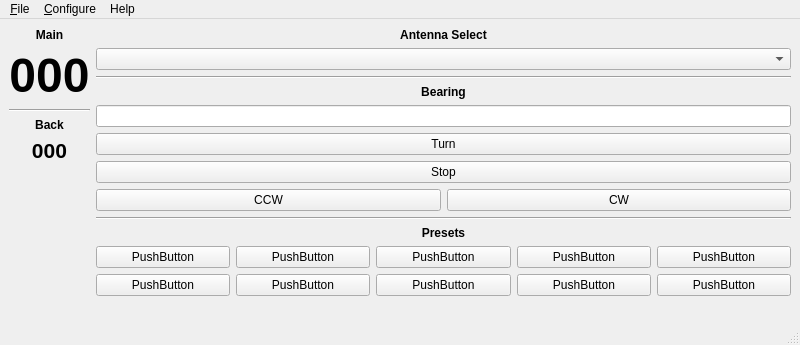
First picture: the form in mqt/MqtRotator/rotatormainwindow.ui, repository zsteva/backup-minos2, before the edit.
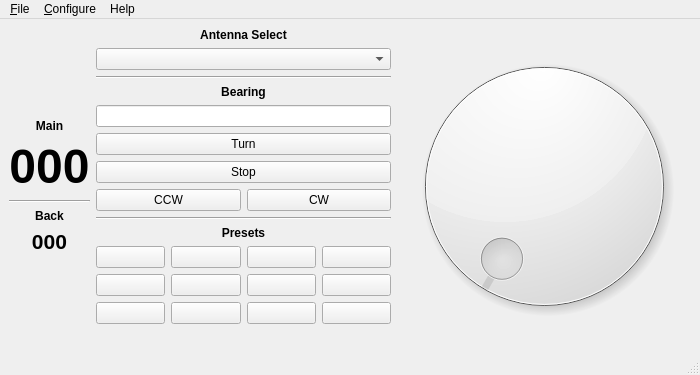
Second picture: the form after the edit. Custom widgets are drawn as their Qt base class.

Commit message: dialogue box layouts fixed with minimum size set.

Patch:
```diff
--- a/mqt/MqtRotator/rotatormainwindow.ui
+++ b/mqt/MqtRotator/rotatormainwindow.ui
@@ -6,20 +6,20 @@
    <rect>
     <x>0</x>
     <y>0</y>
-    <width>800</width>
-    <height>345</height>
+    <width>700</width>
+    <height>375</height>
    </rect>
   </property>
   <property name="sizePolicy">
    <sizepolicy hsizetype="Preferred" vsizetype="Preferred">
-    <horstretch>3</horstretch>
-    <verstretch>3</verstretch>
+    <horstretch>0</horstretch>
+    <verstretch>0</verstretch>
    </sizepolicy>
   </property>
   <property name="minimumSize">
    <size>
-    <width>800</width>
-    <height>345</height>
+    <width>700</width>
+    <height>375</height>
    </size>
   </property>
   <property name="windowTitle">
@@ -29,6 +29,19 @@
    <layout class="QHBoxLayout" name="horizontalLayout_2">
     <item>
      <layout class="QVBoxLayout" name="verticalLayout">
+      <item>
+       <spacer name="verticalSpacer_3">
+        <property name="orientation">
+         <enum>Qt::Vertical</enum>
+        </property>
+        <property name="sizeHint" stdset="0">
+         <size>
+          <width>20</width>
+          <height>40</height>
+         </size>
+        </property>
+       </spacer>
+      </item>
       <item>
        <widget class="QLabel" name="label_2">
         <property name="font">
@@ -224,73 +237,87 @@
       </item>
       <item>
        <layout class="QGridLayout" name="gridLayout">
-        <item row="0" column="1">
-         <widget class="QPushButton" name="presetButton2">
-          <property name="text">
-           <string>PushButton</string>
-          </property>
-         </widget>
-        </item>
-        <item row="0" column="0">
-         <widget class="QPushButton" name="presetButton1">
-          <property name="text">
-           <string>PushButton</string>
-          </property>
-         </widget>
-        </item>
-        <item row="1" column="4">
-         <widget class="QPushButton" name="presetButton10">
-          <property name="text">
-           <string>PushButton</string>
-          </property>
-         </widget>
-        </item>
-        <item row="0" column="3">
+        <item row="2" column="0">
          <widget class="QPushButton" name="presetButton4">
           <property name="text">
-           <string>PushButton</string>
-          </property>
-         </widget>
-        </item>
-        <item row="1" column="1">
-         <widget class="QPushButton" name="presetButton7">
-          <property name="text">
-           <string>PushButton</string>
-          </property>
-         </widget>
-        </item>
-        <item row="1" column="3">
-         <widget class="QPushButton" name="presetButton9">
-          <property name="text">
-           <string>PushButton</string>
+           <string/>
           </property>
          </widget>
         </item>
         <item row="0" column="2">
          <widget class="QPushButton" name="presetButton3">
           <property name="text">
-           <string>PushButton</string>
+           <string/>
           </property>
          </widget>
         </item>
-        <item row="1" column="2">
+        <item row="2" column="1">
+         <widget class="QPushButton" name="presetButton6">
+          <property name="text">
+           <string/>
+          </property>
+         </widget>
+        </item>
+        <item row="0" column="0">
+         <widget class="QPushButton" name="presetButton1">
+          <property name="text">
+           <string/>
+          </property>
+         </widget>
+        </item>
+        <item row="2" column="2">
+         <widget class="QPushButton" name="presetButton7">
+          <property name="text">
+           <string/>
+          </property>
+         </widget>
+        </item>
+        <item row="2" column="3">
          <widget class="QPushButton" name="presetButton8">
           <property name="text">
-           <string>PushButton</string>
+           <string/>
           </property>
          </widget>
         </item>
-        <item row="0" column="4">
+        <item row="0" column="1">
+         <widget class="QPushButton" name="presetButton2">
+          <property name="text">
+           <string/>
+          </property>
+         </widget>
+        </item>
+        <item row="0" column="3">
          <widget class="QPushButton" name="presetButton5">
           <property name="text">
-           <string>PushButton</string>
+           <string/>
           </property>
          </widget>
         </item>
-        <item row="1" column="0">
-         <widget class="QPushButton" name="presetButton6">
+        <item row="3" column="0">
+         <widget class="QPushButton" name="presetButton9">
           <property name="text">
-           <string>PushButton</string>
+           <string/>
+          </property>
+         </widget>
+        </item>
+        <item row="3" column="1">
+         <widget class="QPushButton" name="presetButton10">
+          <property name="text">
+           <string/>
+          </property>
+         </widget>
+        </item>
+        <item row="3" column="2">
+         <widget class="QPushButton" name="pushButton">
+          <property name="text">
+           <string/>
+          </property>
+         </widget>
+        </item>
+        <item row="3" column="3">
+         <widget class="QPushButton" name="pushButton_2">
+          <property name="text">
+           <string/>
           </property>
          </widget>
         </item>
@@ -311,6 +338,22 @@
       </item>
      </layout>
     </item>
+    <item>
+     <widget class="MinosCompass" name="compassDial">
+      <property name="sizePolicy">
+       <sizepolicy hsizetype="Expanding" vsizetype="Expanding">
+        <horstretch>0</horstretch>
+        <verstretch>0</verstretch>
+       </sizepolicy>
+      </property>
+      <property name="minimumSize">
+       <size>
+        <width>220</width>
+        <height>220</height>
+       </size>
+      </property>
+     </widget>
+    </item>
    </layout>
   </widget>
   <widget class="QMenuBar" name="menubar">
@@ -318,7 +361,7 @@
     <rect>
      <x>0</x>
      <y>0</y>
-     <width>800</width>
+     <width>700</width>
      <height>21</height>
     </rect>
    </property>
@@ -390,6 +433,13 @@
    </property>
   </action>
  </widget>
+ <customwidgets>
+  <customwidget>
+   <class>MinosCompass</class>
+   <extends>QDial</extends>
+   <header>minoscompass.h</header>
+  </customwidget>
+ </customwidgets>
  <resources/>
  <connections/>
 </ui>
```
Left out of the diff: 2 changed lines with no effect on the pictures. The commit also changes 4 other files.
